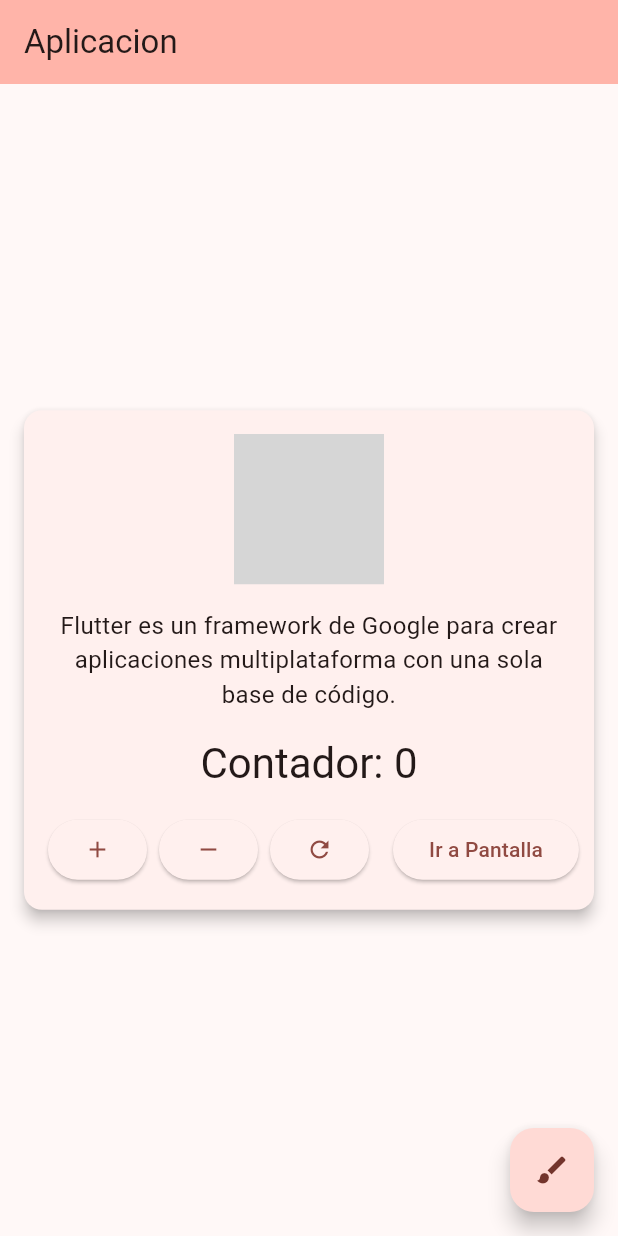
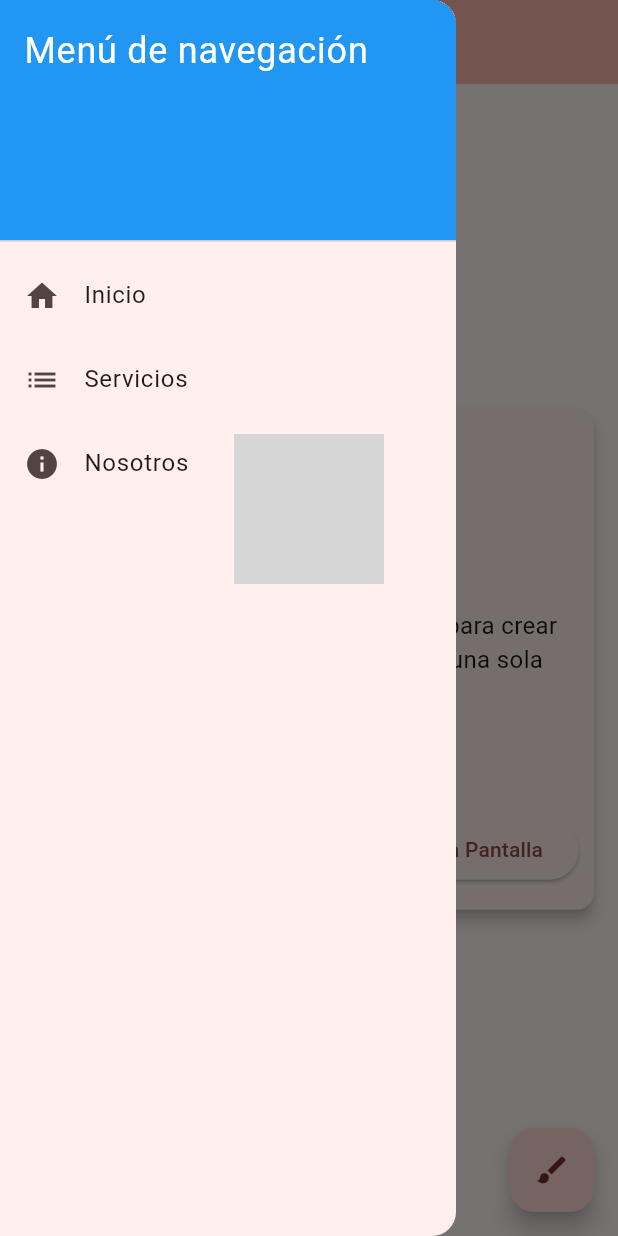
Before and after one commit to Pasita24/3479A321_2022479621, a Flutter app: the screen it shows after launch, with the side drawer open (before the commit the screen has no drawer), on a phone screen of 412 x 824 dp. Run offline on Flutter 3.47's test engine with Material 3 defaults, Android fonts, the phone set to English and light mode, and no system bars; our stand-ins replace flutter_svg, logger; Roboto replaces fonts that are missing (Silkscreen); grey boxes are pictures that could not be loaded.

Commit message:
Actividad N°1,2, y 3
se realizaron las actividades del laboratorio N°7

```diff
--- a/flutter_application_1/lib/Pages/ListContent.dart
+++ b/flutter_application_1/lib/Pages/ListContent.dart
@@ -182,6 +182,7 @@ class ListContent extends StatelessWidget {
           mainAxisAlignment: MainAxisAlignment.spaceBetween,
           children: [
             FloatingActionButton(
+              heroTag: 'boton_unico_1',
               onPressed: () {
                 logger.i('Volviendo a Home');
                 Navigator.pop(context);
@@ -190,6 +191,7 @@ class ListContent extends StatelessWidget {
               child: const Icon(Icons.home),
             ),
             FloatingActionButton(
+              heroTag: 'boton_unico_2',
               onPressed: () {
                 logger.i('Navegando a AboutUsScreen');
                 Navigator.push(
--- a/flutter_application_1/lib/Pages/home.dart
+++ b/flutter_application_1/lib/Pages/home.dart
@@ -10,18 +10,21 @@ class MyHomePage extends StatefulWidget {
   const MyHomePage({super.key, required this.title});
 
   final String title;
-
   @override
-  State<MyHomePage> createState() {
-    print('create state');
-    return _MyHomePageState();
-  }
+  State<MyHomePage> createState() => _MyHomePageState();
 }
 
 class _MyHomePageState extends State<MyHomePage> {
   _MyHomePageState() {
     Logger().i('Constructor ejecutado - mounted: $mounted');
   }
+  int _currentIndex = 0;
+
+  final List<Widget> _screens = [
+    const MyHomePage(title: 'Flutter Home'), // importante para recargar el home
+    const ListContent(),
+    const AboutUsScreen(),
+  ];
 
   @override
   void initState() {
@@ -101,6 +104,54 @@ class _MyHomePageState extends State<MyHomePage> {
         backgroundColor: Theme.of(context).colorScheme.inversePrimary,
         title: Text(widget.title),
       ),
+      drawer: Drawer(
+        child: ListView(
+          padding: EdgeInsets.zero,
+          children: [
+            const DrawerHeader(
+              decoration: BoxDecoration(color: Colors.blue),
+              child: Text(
+                'Menú de navegación',
+                style: TextStyle(color: Colors.white, fontSize: 24),
+              ),
+            ),
+            ListTile(
+              leading: const Icon(Icons.home),
+              title: const Text('Inicio'),
+              onTap: () {
+                Navigator.pop(context); // Cierra el Drawer
+                setState(() {
+                  _currentIndex = 0;
+                });
+              },
+            ),
+            ListTile(
+              leading: const Icon(Icons.list),
+              title: const Text('Servicios'),
+              onTap: () {
+                Navigator.pop(context);
+                Navigator.push(
+                  context,
+                  MaterialPageRoute(builder: (context) => const ListContent()),
+                );
+              },
+            ),
+            ListTile(
+              leading: const Icon(Icons.info),
+              title: const Text('Nosotros'),
+              onTap: () {
+                Navigator.pop(context);
+                Navigator.push(
+                  context,
+                  MaterialPageRoute(
+                    builder: (context) => const AboutUsScreen(),
+                  ),
+                );
+              },
+            ),
+          ],
+        ),
+      ),
       body: Center(
         child: Card(
           elevation: 4,
--- a/pubspec.yaml
+++ b/pubspec.yaml
@@ -34,6 +34,7 @@ dependencies:
   # The following adds the Cupertino Icons font to your application.
   # Use with the CupertinoIcons class for iOS style icons.
   cupertino_icons: ^1.0.8
+  shared_preferences: ^2.5.3
 
 dev_dependencies:
   flutter_test:
```
Also changed, not shown: pubspec.lock, 1 other file.
